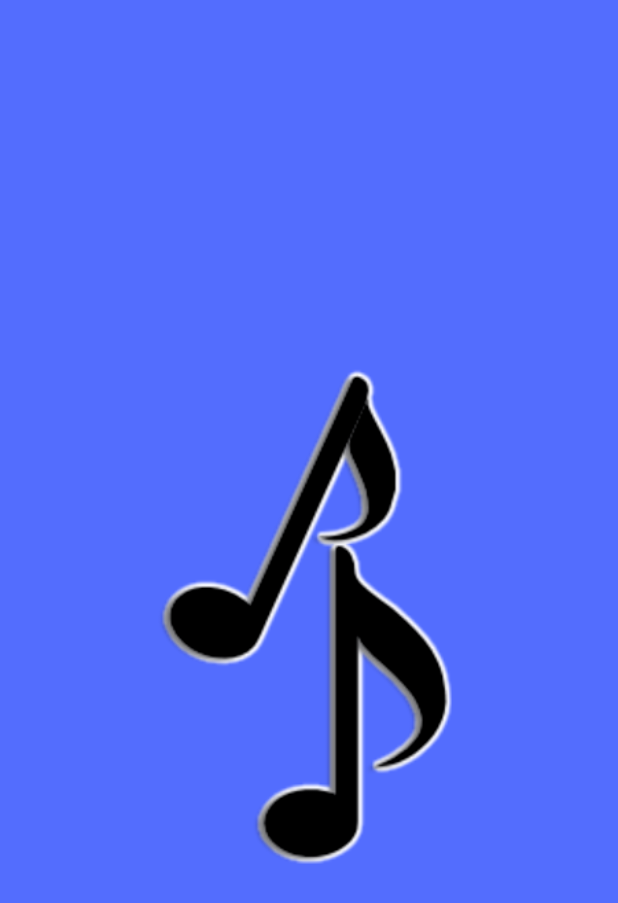
After one commit to luffynando/DictadosMusicalesApp, an Android app: the layout splash_screen.xml on its own in the app's theme, with its tools: preview values and no code run, on a phone screen of 412 x 824 dp. The commit adds this screen. Shown: the top 903 px of the screen. Run offline under Robolectric (Android 15) with nearby library versions, the phone set to English and light mode, and no system bars.

Commit message:
SplashScreen agregado, y solucionado bug de mediaplayer mala liberacion de recurso

```diff
--- a/app/src/main/java/com/example/misa/dictadosmusicales/RepDictAsync.java
+++ b/app/src/main/java/com/example/misa/dictadosmusicales/RepDictAsync.java
@@ -322,6 +322,7 @@ import java.util.ArrayList;
         } catch (Exception e) {
             mp.release();
         }
+       mp.release();
     }
 
     public String repetir()
--- /dev/null
+++ b/app/src/main/res/layout/splash_screen.xml
@@ -0,0 +1,15 @@
+<RelativeLayout xmlns:android="http://schemas.android.com/apk/res/android"
+    xmlns:tools="http://schemas.android.com/tools"
+    android:layout_width="match_parent"
+    android:layout_height="match_parent"
+    android:background="@color/c_indigo_A200"
+    tools:context=".SplashScreenActivity" >
+
+    <ImageView
+        android:id="@+id/splashimage"
+        android:layout_width="match_parent"
+        android:layout_height="match_parent"
+        android:contentDescription="@string/app_name"
+        android:src="@drawable/notas" />
+
+</RelativeLayout>
--- a/app/src/main/res/values-v19/styles.xml
+++ b/app/src/main/res/values-v19/styles.xml
@@ -1,8 +1,5 @@
 <?xml version="1.0" encoding="utf-8"?>
 <resources>
-    <!-- AppBarTheme -->
-    <style name="AppTheme.AppBarOverlay" parent="ThemeOverlay.AppCompat.Dark.ActionBar" />
-    <style name="AppTheme.PopupOverlay" parent="ThemeOverlay.AppCompat.Light" />
 
     <!-- Base application theme. -->
     <style name="AppTheme" parent="Theme.AppCompat.NoActionBar">
--- a/app/src/main/res/values-v21/styles.xml
+++ b/app/src/main/res/values-v21/styles.xml
@@ -1,8 +1,5 @@
 <?xml version="1.0" encoding="utf-8"?>
 <resources>
-    <!-- AppBarTheme -->
-    <style name="AppTheme.AppBarOverlay" parent="ThemeOverlay.AppCompat.Dark.ActionBar" />
-    <style name="AppTheme.PopupOverlay" parent="ThemeOverlay.AppCompat.Light" />
 
     <!-- Base application theme. -->
     <style name="AppTheme" parent="Theme.AppCompat.NoActionBar">
```
Also changed, not shown: app/src/main/AndroidManifest.xml (+6 -5 lines), app/src/main/java/com/example/misa/dictadosmusicales/SplashScreenActivity.java (added, +48 -0 lines), app/src/main/res/drawable/notas.png (added).
